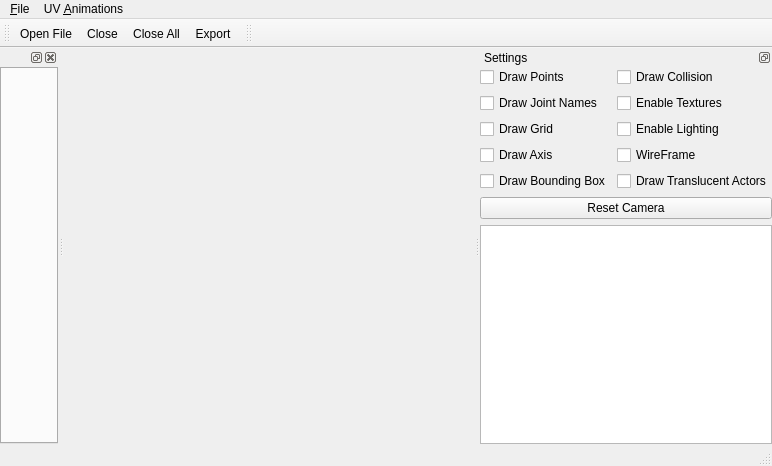
The window that RetroView/forms/CMainWindow.ui (Antidote/MetPrimeTools) describes before a commit, drawn with Qt 5.
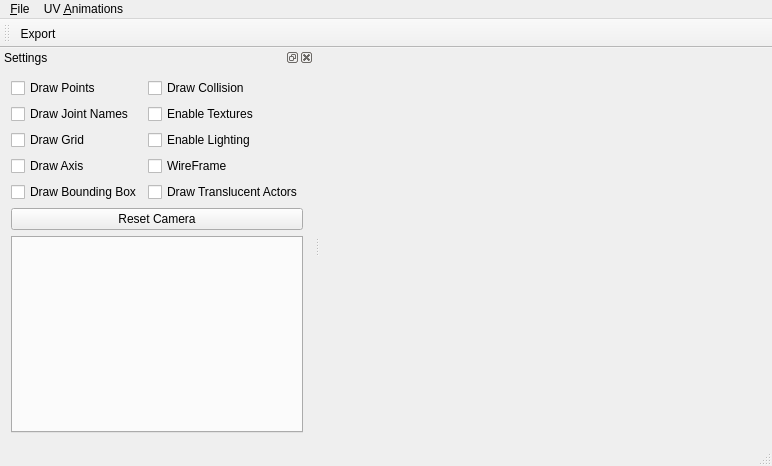
The same window after the commit. Custom widgets are drawn as their Qt base class.

What changed in the file:
```diff
--- a/RetroView/forms/CMainWindow.ui
+++ b/RetroView/forms/CMainWindow.ui
@@ -51,10 +51,8 @@
     <property name="title">
      <string>&amp;File</string>
     </property>
-    <addaction name="actionOpen"/>
     <addaction name="actionLoadPak"/>
     <addaction name="actionExport"/>
-    <addaction name="actionClose"/>
    </widget>
    <widget class="QMenu" name="menu_Animations">
     <property name="title">
@@ -77,37 +75,29 @@
    <attribute name="toolBarBreak">
     <bool>false</bool>
    </attribute>
-   <addaction name="actionOpen"/>
-   <addaction name="actionClose"/>
-   <addaction name="actionCloseAll"/>
    <addaction name="actionExport"/>
   </widget>
   <widget class="QStatusBar" name="statusBar"/>
-  <widget class="QDockWidget" name="dockWidget_2">
-   <property name="features">
-    <set>QDockWidget::DockWidgetFloatable|QDockWidget::DockWidgetMovable</set>
-   </property>
+  <widget class="QDockWidget" name="dockWidget">
    <property name="windowTitle">
     <string>Settings</string>
    </property>
    <attribute name="dockWidgetArea">
-    <number>2</number>
+    <number>1</number>
    </attribute>
-   <widget class="QWidget" name="dockWidgetContents_2">
-    <layout class="QGridLayout" name="gridLayout_2">
-     <property name="leftMargin">
-      <number>0</number>
-     </property>
-     <property name="topMargin">
-      <number>0</number>
-     </property>
-     <property name="rightMargin">
-      <number>0</number>
-     </property>
-     <property name="bottomMargin">
-      <number>0</number>
-     </property>
-     <item row="0" column="0">
+   <widget class="QWidget" name="dockWidgetContents">
+    <layout class="QGridLayout" name="gridLayout_3">
+     <item row="1" column="0" colspan="2">
+      <widget class="QTabWidget" name="tabWidget">
+       <property name="tabPosition">
+        <enum>QTabWidget::West</enum>
+       </property>
+       <property name="currentIndex">
+        <number>-1</number>
+       </property>
+      </widget>
+     </item>
+     <item row="0" column="0" colspan="2">
       <layout class="QGridLayout" name="gridLayout">
        <item row="0" column="1">
         <widget class="QCheckBox" name="drawCollisionCheckBox">
@@ -144,29 +134,6 @@
          </property>
         </widget>
        </item>
-       <item row="6" column="0" colspan="2">
-        <widget class="QListWidget" name="listWidget">
-         <property name="sizePolicy">
-          <sizepolicy hsizetype="Expanding" vsizetype="Expanding">
-           <horstretch>0</horstretch>
-           <verstretch>0</verstretch>
-          </sizepolicy>
-         </property>
-         <property name="focusPolicy">
-          <enum>Qt::NoFocus</enum>
-         </property>
-         <property name="editTriggers">
-          <set>QAbstractItemView::NoEditTriggers</set>
-         </property>
-        </widget>
-       </item>
-       <item row="0" column="0">
-        <widget class="QCheckBox" name="pointsCheckBox">
-         <property name="text">
-          <string>Draw Points</string>
-         </property>
-        </widget>
-       </item>
        <item row="2" column="1">
         <widget class="QCheckBox" name="enableLightingCheckBox">
          <property name="text">
@@ -174,6 +141,13 @@
          </property>
         </widget>
        </item>
+       <item row="0" column="0">
+        <widget class="QCheckBox" name="pointsCheckBox">
+         <property name="text">
+          <string>Draw Points</string>
+         </property>
+        </widget>
+       </item>
        <item row="1" column="0">
         <widget class="QCheckBox" name="jointNamesCheckBox">
          <property name="text">
@@ -207,71 +181,11 @@
     </layout>
    </widget>
   </widget>
-  <widget class="QDockWidget" name="dockWidget">
-   <attribute name="dockWidgetArea">
-    <number>1</number>
-   </attribute>
-   <widget class="QWidget" name="dockWidgetContents">
-    <layout class="QGridLayout" name="gridLayout_3">
-     <property name="leftMargin">
-      <number>0</number>
-     </property>
-     <property name="topMargin">
-      <number>0</number>
-     </property>
-     <property name="rightMargin">
-      <number>0</number>
-     </property>
-     <property name="bottomMargin">
-      <number>0</number>
-     </property>
-     <item row="0" column="0">
-      <widget class="QTabWidget" name="tabWidget">
-       <property name="tabPosition">
-        <enum>QTabWidget::West</enum>
-       </property>
-       <property name="currentIndex">
-        <number>-1</number>
-       </property>
-      </widget>
-     </item>
-    </layout>
-   </widget>
-  </widget>
-  <widget class="QToolBar" name="toolBar">
-   <property name="windowTitle">
-    <string>toolBar</string>
-   </property>
-   <attribute name="toolBarArea">
-    <enum>TopToolBarArea</enum>
-   </attribute>
-   <attribute name="toolBarBreak">
-    <bool>false</bool>
-   </attribute>
-  </widget>
-  <action name="actionOpen">
-   <property name="text">
-    <string>&amp;Open File</string>
-   </property>
-   <property name="shortcut">
-    <string>Ctrl+O</string>
-   </property>
-  </action>
-  <action name="actionClose">
-   <property name="text">
-    <string>&amp;Close</string>
-   </property>
-  </action>
   <action name="actionExport">
    <property name="text">
     <string>&amp;Export</string>
    </property>
   </action>
-  <action name="actionCloseAll">
-   <property name="text">
-    <string>Close All</string>
-   </property>
-  </action>
   <action name="actionMode0">
    <property name="checkable">
     <bool>true</bool>
```
Left out of the diff: 19 changed lines with no effect on the pictures.
